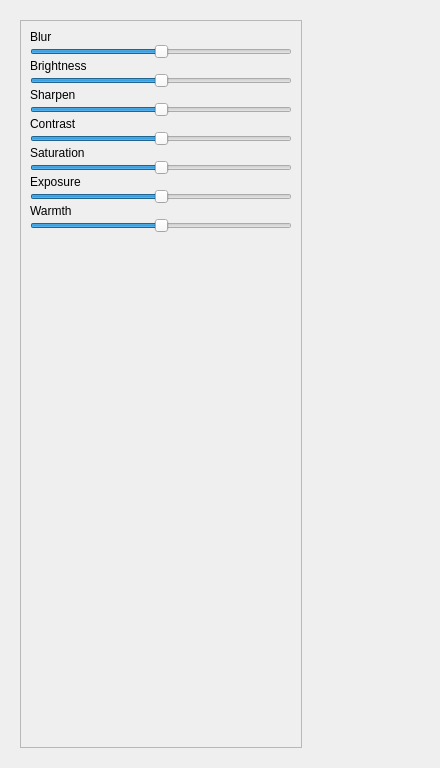
First picture: the form in ui_files/adjust-widget.ui, repository abeshahsan/Photo-Wizard, before the edit.
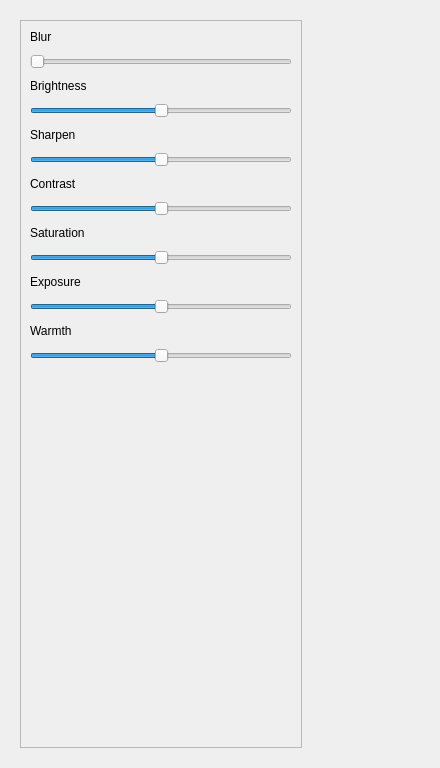
Second picture: the form after the edit.

Diff of the .ui file:
```diff
--- a/ui_files/adjust-widget.ui
+++ b/ui_files/adjust-widget.ui
@@ -35,6 +35,9 @@
       </size>
      </property>
      <layout class="QVBoxLayout" name="verticalLayout_2">
+      <property name="spacing">
+       <number>10</number>
+      </property>
       <item>
        <widget class="QScrollArea" name="scrollArea">
         <property name="maximumSize">
@@ -69,7 +72,7 @@
          </property>
          <layout class="QVBoxLayout" name="verticalLayout_3">
           <property name="spacing">
-           <number>0</number>
+           <number>10</number>
           </property>
           <item>
            <widget class="QLabel" name="blur_label">
@@ -81,16 +84,19 @@
           <item>
            <widget class="QSlider" name="blur_slider">
             <property name="minimum">
-             <number>-2000</number>
+             <number>1</number>
             </property>
             <property name="maximum">
-             <number>2000</number>
+             <number>9</number>
+            </property>
+            <property name="singleStep">
+             <number>2</number>
             </property>
             <property name="pageStep">
-             <number>10</number>
+             <number>2</number>
             </property>
             <property name="value">
-             <number>0</number>
+             <number>1</number>
             </property>
             <property name="orientation">
              <enum>Qt::Horizontal</enum>
```
